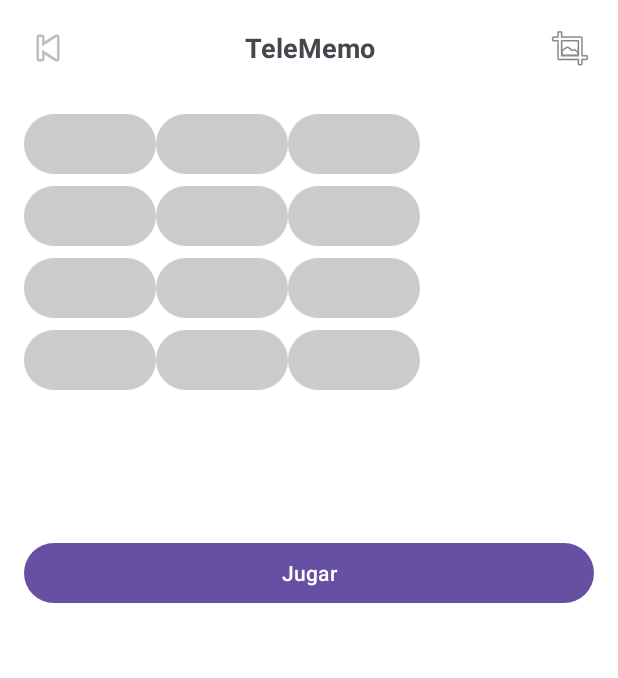
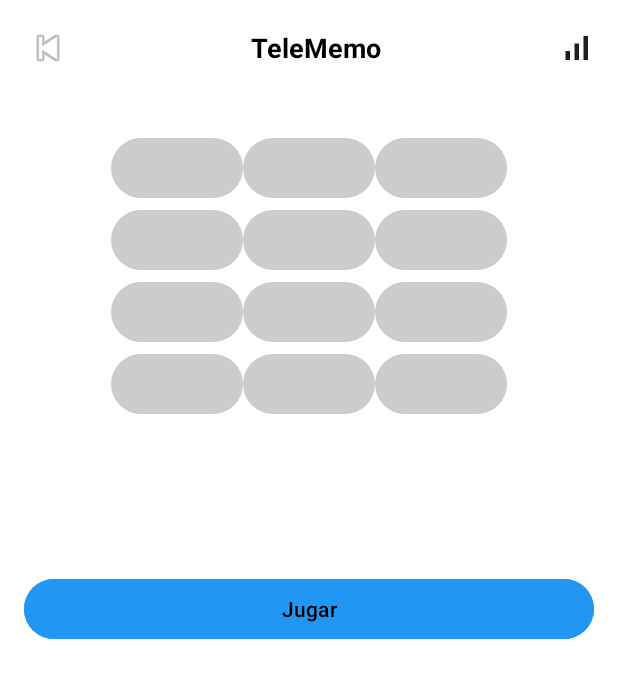
Before and after one commit to sebas0524/LAB2_20206438, an Android app: the screen it shows after launch (Juego), after a tap on "Software", on a phone screen of 412 x 824 dp. Shown: the top 678 px of the screen. Run offline under Robolectric (Android 15) with nearby library versions, the phone set to English and light mode, and no system bars.

Commit message:
flujo terminado

```diff
--- a/LAB2_20206438/app/src/main/java/com/example/lab2_20206438/Estadisticas.java
+++ b/LAB2_20206438/app/src/main/java/com/example/lab2_20206438/Estadisticas.java
@@ -1,6 +1,7 @@
 package com.example.lab2_20206438;
 
 import android.content.Intent;
+import android.graphics.Color;
 import android.os.Bundle;
 import android.util.Log;
 import android.widget.Button;
@@ -28,10 +29,10 @@ public class Estadisticas extends AppCompatActivity {
         LinearLayout layoutHistorial = findViewById(R.id.layoutHistorial);
 
         for (String resultado : Juego.historialResultados) {
-            Log.d("Estadisticas", "Resultado: " + resultado);
             TextView txt = new TextView(this);
             txt.setText(resultado);
             txt.setTextSize(16);
+            txt.setTextColor(Color.BLACK);
             txt.setPadding(8, 8, 8, 8);
             layoutHistorial.addView(txt);
         }
--- a/LAB2_20206438/app/src/main/java/com/example/lab2_20206438/Juego.java
+++ b/LAB2_20206438/app/src/main/java/com/example/lab2_20206438/Juego.java
@@ -82,27 +82,12 @@ public class Juego extends AppCompatActivity {
         // Los botones empiezan vacíos y deshabilitados
         for (Button btn : palabraButtons) {
             btn.setText("");
+            btn.setTextColor(Color.BLACK);
             btn.setEnabled(false);
             btn.setBackgroundTintList(ColorStateList.valueOf(Color.LTGRAY));
         }
 
-        //btnJugar.setOnClickListener(v -> iniciarJuego());
-        /*btnJugar.setOnClickListener(v -> {
-            if (!juegoIniciado) {
-                iniciarJuego();
-                btnJugar.setText("Nuevo Juego");
-                juegoIniciado = true;
-            } else {
-                // Vuelve al inicio
-                if (seleccionUsuario.size() > 0 && seleccionUsuario.size() < oracionCorrecta.length && intento < 3) {
-                    Juego.historialResultados.add("Juego " + (Juego.historialResultados.size() + 1) + ": Canceló ❌");
-                }
 
-                Intent intent = new Intent(Juego.this, MainActivity.class); // Ajusta si tu inicio es otro activity
-                startActivity(intent);
-                finish();
-            }
-        });*/
         btnJugar.setOnClickListener(v -> {
             if (!juegoIniciado) {
                 // Si el juego no ha comenzado, inicias el juego normalmente
@@ -113,7 +98,7 @@ public class Juego extends AppCompatActivity {
                 // Simplificar la condición para probar
                 if (intento < 3) {
                     // Aquí agregamos el resultado "Canceló" al historial
-                    historialResultados.add("Juego " + (historialResultados.size() + 1) + ": Canceló ❌");
+                    historialResultados.add("Juego " + (historialResultados.size() + 1) + ": Canceló");
                     Toast.makeText(this, "Juego Cancelado", Toast.LENGTH_SHORT).show();
                 }
 
@@ -163,7 +148,7 @@ public class Juego extends AppCompatActivity {
             btn.setOnClickListener(v -> {
                 btn.setText(palabra);
                 btn.setEnabled(false);
-                btn.setBackgroundTintList(ColorStateList.valueOf(Color.GREEN));
+                btn.setBackgroundTintList(ColorStateList.valueOf(Color.parseColor("#90CAF9")));
                 seleccionUsuario.add(palabra);
 
                 int indexSeleccion = seleccionUsuario.size() - 1;
@@ -174,12 +159,12 @@ public class Juego extends AppCompatActivity {
                     if (intento >= 3) {
                         long tiempoFin = System.currentTimeMillis();
                         long duracionSegundos = (tiempoFin - tiempoInicio) / 1000;
-                        String mensaje = "Perdió 😞 / Terminó en " + duracionSegundos + " segundos.";
+                        String mensaje = "Perdió  / Terminó en " + duracionSegundos + " segundos.";
                         mostrarMensaje(mensaje);
                         historialResultados.add("Juego " + (historialResultados.size() + 1) + ": " + mensaje);
                         bloquearBotones();
                     } else {
-                        mostrarMensaje("Te quedan " + intentosRestantes + " intento(s) 😬");
+                        mostrarMensaje("Te quedan " + intentosRestantes + " intento(s)");
                         new android.os.Handler().postDelayed(this::reiniciarIntento, 1000);
                     }
 
@@ -187,8 +172,7 @@ public class Juego extends AppCompatActivity {
                     if (seleccionUsuario.size() == oracionCorrecta.length) {
                         long tiempoFin = System.currentTimeMillis();
                         long duracionSegundos = (tiempoFin - tiempoInicio) / 1000;
-                        //mostrarMensaje("¡Ganó! 🎉 / Terminó en " + duracionSegundos + " segundos - Intentos: " + intento);
-                        String mensaje = "¡Ganó! 🎉 / Terminó en " + duracionSegundos + " segundos - Intentos: " + intento;
+                        String mensaje = "¡Ganó!  / Terminó en " + duracionSegundos + " segundos - Intentos: " + intento;
                         mostrarMensaje(mensaje);
                         historialResultados.add("Juego " + (historialResultados.size() + 1) + ": " + mensaje);
                         bloquearBotones();
--- /dev/null
+++ b/LAB2_20206438/app/src/main/res/drawable/historial.xml
@@ -0,0 +1,9 @@
+<vector xmlns:android="http://schemas.android.com/apk/res/android"
+    android:width="24dp"
+    android:height="24dp"
+    android:viewportWidth="24"
+    android:viewportHeight="24">
+  <path
+      android:pathData="M17,4h3v16h-3zM5,14h3v6L5,20zM11,9h3v11h-3z"
+      android:fillColor="#1f1f1f"/>
+</vector>
--- a/LAB2_20206438/app/src/main/res/layout/pagina_inicio.xml
+++ b/LAB2_20206438/app/src/main/res/layout/pagina_inicio.xml
@@ -14,6 +14,7 @@
         android:text="APPSIoT - Lab 2"
         android:textSize="28sp"
         android:textStyle="bold"
+        android:textColor="#000000"
         android:layout_marginBottom="8dp" />
 
     <TextView
@@ -22,6 +23,7 @@
         android:layout_height="wrap_content"
         android:text="Bienvenido"
         android:textSize="20sp"
+        android:textColor="#000000"
         android:layout_marginBottom="16dp" />
 
     <ImageView
--- a/LAB2_20206438/app/src/main/res/layout/pagina_juego.xml
+++ b/LAB2_20206438/app/src/main/res/layout/pagina_juego.xml
@@ -28,25 +28,30 @@
             android:text="TeleMemo"
             android:gravity="center"
             android:textStyle="bold"
+            android:textColor="#000000"
             android:textSize="18sp" />
 
         <ImageButton
             android:id="@+id/btnExpand"
             android:layout_width="wrap_content"
             android:layout_height="wrap_content"
-            android:src="@android:drawable/ic_menu_crop"
+            android:src="@drawable/historial"
             android:background="@android:color/transparent" />
+
     </LinearLayout>
 
     <!-- Grid de palabras -->
     <GridLayout
         android:id="@+id/gridPalabras"
-        android:layout_width="match_parent"
+        android:layout_width="wrap_content"
         android:layout_height="wrap_content"
         android:columnCount="3"
         android:rowCount="4"
-        android:layout_marginTop="16dp"
-        android:layout_gravity="center">
+        android:layout_gravity="center"
+        android:layout_marginTop="24dp"
+        android:alignmentMode="alignMargins"
+        android:columnOrderPreserved="false"
+        android:padding="8dp">
 
         <!-- 12 botones style="@style/PalabraBtn"-->
         <Button android:id="@+id/btn1"/>
@@ -79,5 +84,7 @@
         android:layout_width="match_parent"
         android:layout_height="wrap_content"
         android:text="Jugar"
-        android:layout_marginTop="32dp" />
+        android:layout_marginTop="32dp"
+        android:backgroundTint="#2196F3"
+        android:textColor="#000000" />
 </LinearLayout>
```
Also changed, not shown: LAB2_20206438/app/src/main/res/layout/pagina_estadisticas.xml (+7 -2 lines).
